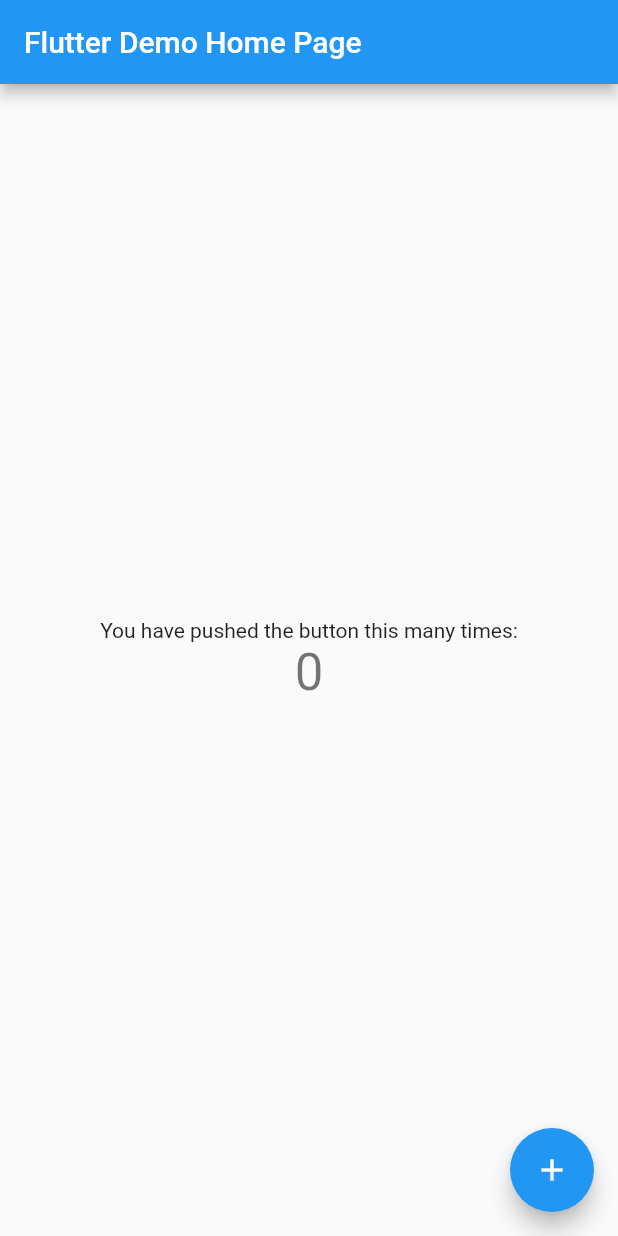
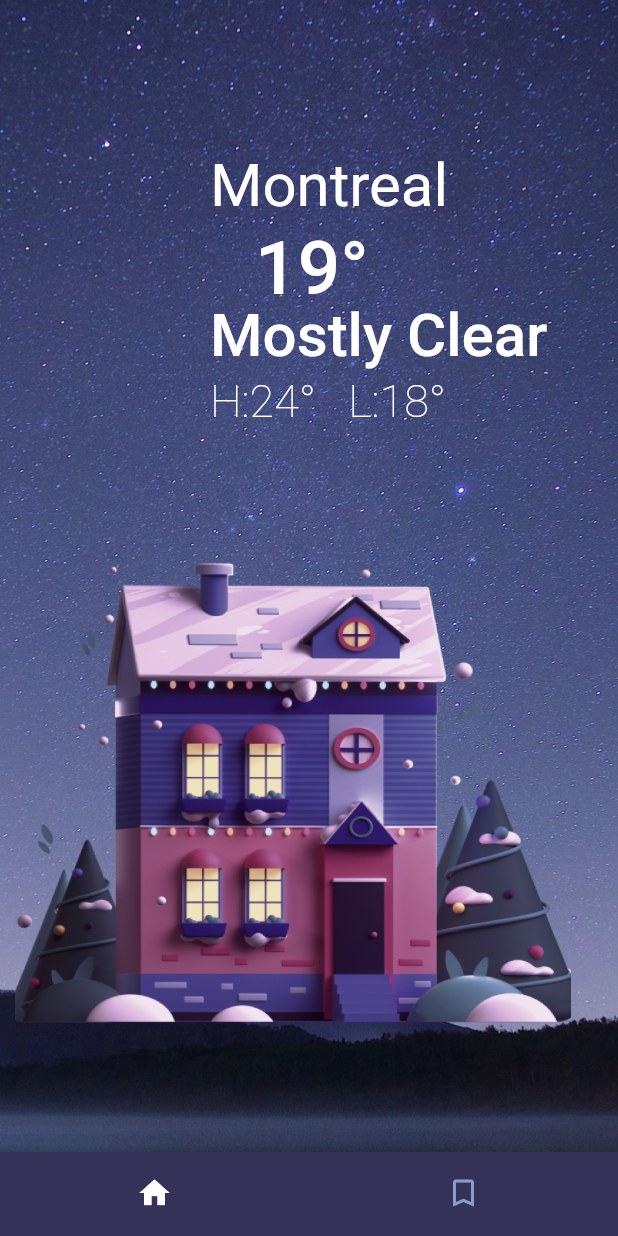
Before and after one commit to Hayotbekferghana/weather_project, a Flutter app: the screen it shows after launch, on a phone screen of 412 x 824 dp. Run offline on Flutter 3.47's test engine with Material 2 defaults, Android fonts, the phone set to English and light mode, and no system bars; our stand-ins replace animate_do.

Commit message:
just added some ui changes

```diff
--- a/lib/main.dart
+++ b/lib/main.dart
@@ -1,4 +1,5 @@
 import 'package:flutter/material.dart';
+import 'package:weather_project/presentations/tabBox/tab_box.dart';
 
 void main() {
   runApp(const MyApp());
@@ -11,98 +12,11 @@ class MyApp extends StatelessWidget {
   @override
   Widget build(BuildContext context) {
     return MaterialApp(
-      title: 'Flutter Demo',
       theme: ThemeData(
-
-        // is not restarted.
         primarySwatch: Colors.blue,
       ),
-      home: const MyHomePage(title: 'Flutter Demo Home Page'),
+      debugShowCheckedModeBanner: false,
+      home: TabBox()
     );
   }
 }
-
-class MyHomePage extends StatefulWidget {
-  const MyHomePage({super.key, required this.title});
-
-  // This widget is the home page of your application. It is stateful, meaning
-  // that it has a State object (defined below) that contains fields that affect
-  // how it looks.
-
-  // This class is the configuration for the state. It holds the values (in this
-  // case the title) provided by the parent (in this case the App widget) and
-  // used by the build method of the State. Fields in a Widget subclass are
-  // always marked "final".
-
-  final String title;
-
-  @override
-  State<MyHomePage> createState() => _MyHomePageState();
-}
-
-class _MyHomePageState extends State<MyHomePage> {
-  int _counter = 0;
-
-  void _incrementCounter() {
-    setState(() {
-      // This call to setState tells the Flutter framework that something has
-      // changed in this State, which causes it to rerun the build method below
-      // so that the display can reflect the updated values. If we changed
-      // _counter without calling setState(), then the build method would not be
-      // called again, and so nothing would appear to happen.
-      _counter++;
-    });
-  }
-
-  @override
-  Widget build(BuildContext context) {
-    // This method is rerun every time setState is called, for instance as done
-    // by the _incrementCounter method above.
-    //
-    // The Flutter framework has been optimized to make rerunning build methods
-    // fast, so that you can just rebuild anything that needs updating rather
-    // than having to individually change instances of widgets.
-    return Scaffold(
-      appBar: AppBar(
-        // Here we take the value from the MyHomePage object that was created by
-        // the App.build method, and use it to set our appbar title.
-        title: Text(widget.title),
-      ),
-      body: Center(
-        // Center is a layout widget. It takes a single child and positions it
-        // in the middle of the parent.
-        child: Column(
-          // Column is also a layout widget. It takes a list of children and
-          // arranges them vertically. By default, it sizes itself to fit its
-          // children horizontally, and tries to be as tall as its parent.
-          //
-          // Invoke "debug painting" (press "p" in the console, choose the
-          // "Toggle Debug Paint" action from the Flutter Inspector in Android
-          // Studio, or the "Toggle Debug Paint" command in Visual Studio Code)
-          // to see the wireframe for each widget.
-          //
-          // Column has various properties to control how it sizes itself and
-          // how it positions its children. Here we use mainAxisAlignment to
-          // center the children vertically; the main axis here is the vertical
-          // axis because Columns are vertical (the cross axis would be
-          // horizontal).
-          mainAxisAlignment: MainAxisAlignment.center,
-          children: <Widget>[
-            const Text(
-              'You have pushed the button this many times:',
-            ),
-            Text(
-              '$_counter',
-              style: Theme.of(context).textTheme.headline4,
-            ),
-          ],
-        ),
-      ),
-      floatingActionButton: FloatingActionButton(
-        onPressed: _incrementCounter,
-        tooltip: 'Increment',
-        child: const Icon(Icons.add),
-      ), // This trailing comma makes auto-formatting nicer for build methods.
-    );
-  }
-}
--- /dev/null
+++ b/lib/presentations/tabBox/home_page.dart
@@ -0,0 +1,48 @@
+import 'package:flutter/material.dart';
+import 'package:weather_project/utils/images.dart';
+
+class HomePage extends StatelessWidget {
+  const HomePage({Key? key}) : super(key: key);
+
+  @override
+  Widget build(BuildContext context) {
+    double height = MediaQuery.of(context).size.height;
+    double width = MediaQuery.of(context).size.width;
+    return Scaffold(
+      body: SizedBox(
+        height: height,
+        width: double.infinity,
+        child: Stack(
+          children: [
+            Image.asset(MyImages.homeBackground, width: width, height: height, fit: BoxFit.cover),
+            const Positioned(
+                top: 100,
+              left: 140,
+              child: Text("Montreal", style: TextStyle(fontSize: 40, fontWeight: FontWeight.w400, color: Colors.white),),
+            ),
+            const Positioned(
+              top: 150,
+              left: 170,
+              child: Text("19°", style: TextStyle(fontSize: 50, fontWeight: FontWeight.w500, color: Colors.white),),
+            ),
+            const Positioned(
+              top: 200,
+              left: 140,
+              child: Text("Mostly Clear", style: TextStyle(fontSize: 40, fontWeight: FontWeight.w500, color: Colors.white),),
+            ),
+            const Positioned(
+              top: 250,
+              left: 140,
+              child: Text("H:24°   L:18°", style: TextStyle(fontSize: 30, fontWeight: FontWeight.w200, color: Colors.white),),
+            ),
+             Positioned(
+              top: 360,
+              left: 10,
+              child: Image.asset(MyImages.house, height: height * 0.4, width: width * 0.9, fit: BoxFit.fill,)
+            )
+          ],
+        ),
+      ),
+    );
+  }
+}
--- /dev/null
+++ b/lib/presentations/tabBox/tab_box.dart
@@ -0,0 +1,61 @@
+
+import 'package:flutter/material.dart';
+import 'package:weather_project/presentations/tabBox/home_page.dart';
+import 'package:weather_project/presentations/tabBox/sql_page.dart';
+
+class TabBox extends StatefulWidget {
+  const TabBox({Key? key}) : super(key: key);
+
+  @override
+  State<TabBox> createState() => _TabBoxState();
+}
+
+class _TabBoxState extends State<TabBox> {
+
+  int currentIndex = 0;
+
+  List<Widget> screens = [
+    HomePage(),
+    SqlPage()
+  ];
+
+  @override
+  Widget build(BuildContext context) {
+    return Scaffold(
+      body: IndexedStack(
+        index: currentIndex,
+        children: screens,
+      ),
+      bottomNavigationBar: BottomNavigationBar(
+        type: BottomNavigationBarType.fixed,
+          backgroundColor: const Color(0xFF343258),
+        showSelectedLabels: false,
+        showUnselectedLabels: false,
+        iconSize: 24,
+        onTap: (index) {
+          setState(() {
+            currentIndex = index;
+          });
+        },
+        currentIndex: currentIndex,
+        items: [
+          getItem(icon: Icons.home, labelText: "Home"),
+          getItem(icon: Icons.bookmark_border_outlined, labelText: "Notification"),
+        ],
+      ),
+    );
+  }
+  BottomNavigationBarItem getItem(
+      {required IconData icon, required String labelText}) {
+    return BottomNavigationBarItem(
+        label: labelText,
+        icon: Icon(
+          icon,
+          color: const Color(0xFF889DC7),
+        ),
+        activeIcon: Icon(
+          icon,
+          color: Colors.white,
+        ));
+  }
+}
--- /dev/null
+++ b/lib/utils/images.dart
@@ -0,0 +1,12 @@
+
+class MyImages {
+
+  // png
+  static String homeBackground = "assets/images/background_image.png";
+  static String bigMoon = "assets/images/bigmoon.png";
+  static String house = "assets/images/house.png";
+  static String moonWithCloud = "assets/images/moonwithcloud.png";
+  static String sunWithCloud = "assets/images/sunwithcloud.png";
+  static String sunWithRain = "assets/images/sunwithrain.png";
+  static String tornado = "assets/images/tornado.png";
+}
```
Also changed, not shown: lib/presentations/tabBox/sql_page.dart (added, +40 -0 lines), lib/presentations/widgets/custom_container.dart (added, +90 -0 lines), lib/presentations/widgets/custom_paint.dart (added, +37 -0 lines), lib/utils/colors.dart (+7 -0 lines), pubspec.yaml (+5 -4 lines), assets/images/background_image.png (added), assets/images/bigmoon.png (added), assets/images/house.png (added), assets/images/moonwithcloud.png (added), assets/images/sunwithcloud.png (added), assets/images/sunwithrain.png (added), assets/images/tornado.png (added), lib/presentations/ui.dart (deleted), pubspec.lock.
